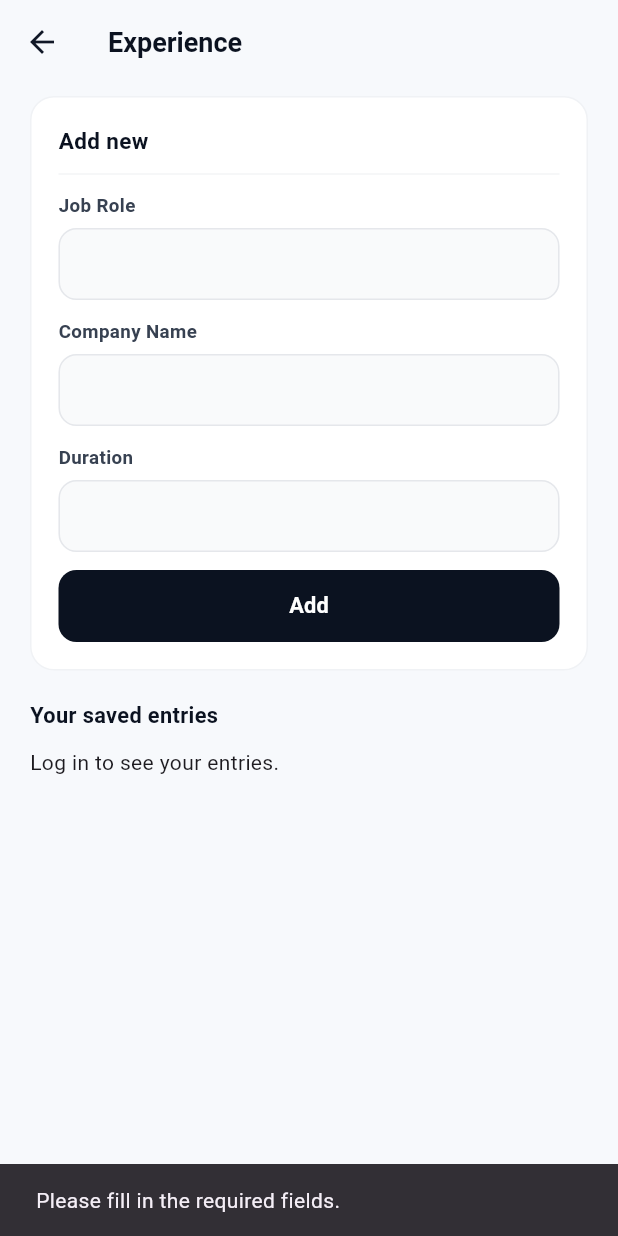
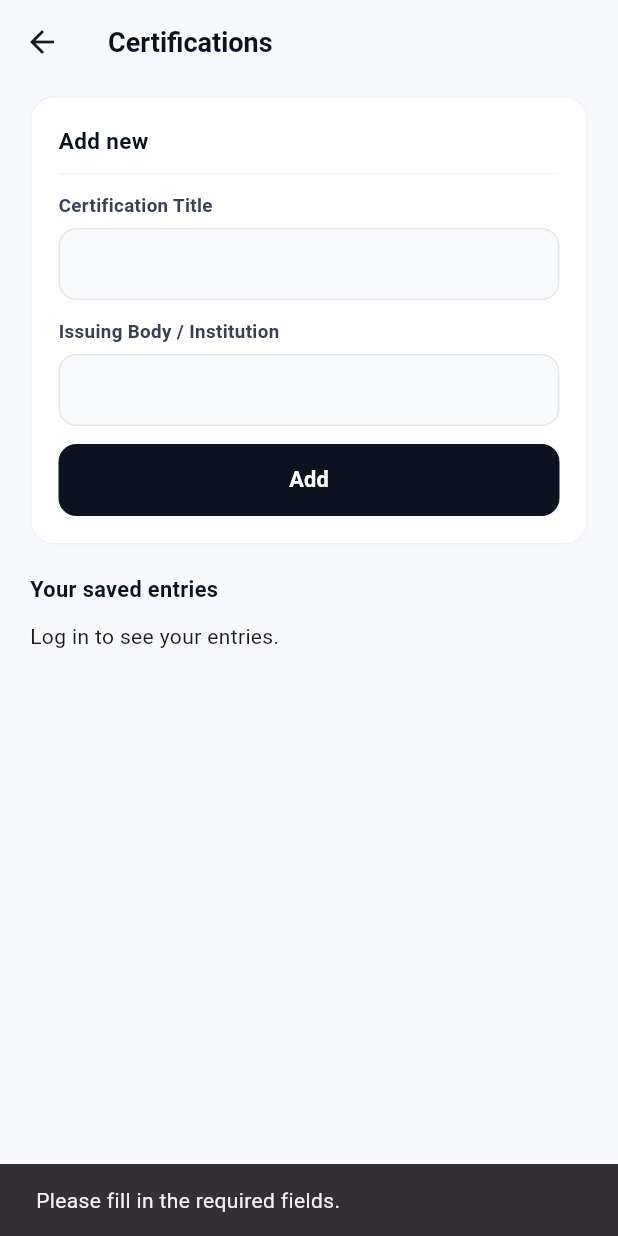
Before and after one commit to rishanshrestha/sopaanapp, a Flutter app: the screen it shows after launch, after a tap on "Add", on a phone screen of 412 x 824 dp. Run offline on Flutter 3.47's test engine with Material 3 defaults, Android fonts, the phone set to English and light mode, and no system bars; our stand-ins replace cloud_firestore, firebase_auth, firebase_core, get, google_sign_in; accounts and stored records are empty.

Commit message:
Add certifications screen

```diff
--- /dev/null
+++ b/lib/cv_builder_screens/certifications_screen.dart
@@ -0,0 +1,247 @@
+import 'package:cloud_firestore/cloud_firestore.dart';
+import 'package:firebase_auth/firebase_auth.dart';
+import 'package:flutter/material.dart';
+
+class CertificationsScreen extends StatefulWidget {
+  const CertificationsScreen({super.key});
+
+  @override
+  State<CertificationsScreen> createState() => _CertificationsScreenState();
+}
+
+class _CertificationsScreenState extends State<CertificationsScreen> {
+  static const String _key = 'certifications';
+  static const List<String> _labels = ['Certification Title', 'Issuing Body / Institution'];
+
+  late final List<TextEditingController> _c =
+  List.generate(_labels.length, (_) => TextEditingController());
+  bool _saving = false;
+
+  DocumentReference<Map<String, dynamic>>? get _doc {
+    final uid = FirebaseAuth.instance.currentUser?.uid;
+    if (uid == null) return null;
+    return FirebaseFirestore.instance.collection('users').doc(uid);
+  }
+
+  @override
+  void dispose() {
+    for (final c in _c) {
+      c.dispose();
+    }
+    super.dispose();
+  }
+
+  String _format() {
+    final name = _c[0].text.trim();
+    final org = _c[1].text.trim();
+    if (name.isEmpty) return '';
+    return org.isEmpty ? name : '$name — $org';
+  }
+
+  void _snack(String msg) {
+    ScaffoldMessenger.of(context)
+        .showSnackBar(SnackBar(content: Text(msg)));
+  }
+
+  Future<void> _add() async {
+    final entry = _format();
+    if (entry.isEmpty) {
+      _snack('Please fill in the required fields.');
+      return;
+    }
+    final doc = _doc;
+    if (doc == null) {
+      _snack('Please log in first.');
+      return;
+    }
+    setState(() => _saving = true);
+    try {
+      await doc.set({
+        _key: FieldValue.arrayUnion([entry])
+      }, SetOptions(merge: true));
+      for (final c in _c) {
+        c.clear();
+      }
+      if (mounted) _snack('Added!');
+    } catch (e) {
+      if (mounted) _snack('Could not save: $e');
+    }
+    if (mounted) setState(() => _saving = false);
+  }
+
+  Future<void> _remove(String item) async {
+    try {
+      await _doc?.set({
+        _key: FieldValue.arrayRemove([item])
+      }, SetOptions(merge: true));
+    } catch (e) {
+      if (mounted) _snack('Could not remove: $e');
+    }
+  }
+
+  Widget _field(int i) {
+    return Padding(
+      padding: const EdgeInsets.only(bottom: 12),
+      child: Column(
+        crossAxisAlignment: CrossAxisAlignment.start,
+        children: [
+          Text(_labels[i],
+              style: const TextStyle(
+                  fontSize: 12.5,
+                  fontWeight: FontWeight.w600,
+                  color: Color(0xFF374151))),
+          const SizedBox(height: 6),
+          TextField(
+            controller: _c[i],
+            style: const TextStyle(fontSize: 13, color: Color(0xFF111827)),
+            decoration: InputDecoration(
+              filled: true,
+              fillColor: const Color(0xFFF9FAFB),
+              contentPadding:
+              const EdgeInsets.symmetric(horizontal: 14, vertical: 12),
+              border: OutlineInputBorder(
+                borderRadius: BorderRadius.circular(12),
+                borderSide: const BorderSide(color: Color(0xFFE5E7EB)),
+              ),
+              enabledBorder: OutlineInputBorder(
+                borderRadius: BorderRadius.circular(12),
+                borderSide: const BorderSide(color: Color(0xFFE5E7EB)),
+              ),
+              focusedBorder: OutlineInputBorder(
+                borderRadius: BorderRadius.circular(12),
+                borderSide:
+                const BorderSide(color: Color(0xFF16B8A6), width: 1.5),
+              ),
+            ),
+          ),
+        ],
+      ),
+    );
+  }
+
+  @override
+  Widget build(BuildContext context) {
+    return Scaffold(
+      backgroundColor: const Color(0xFFF7F9FC),
+      appBar: AppBar(
+        backgroundColor: Colors.transparent,
+        elevation: 0,
+        scrolledUnderElevation: 0,
+        leading: IconButton(
+          icon: const Icon(Icons.arrow_back, color: Color(0xFF111827)),
+          onPressed: () => Navigator.maybePop(context),
+        ),
+        title: const Text('Certifications',
+            style: TextStyle(
+                fontSize: 18,
+                fontWeight: FontWeight.w700,
+                color: Color(0xFF0B1220))),
+      ),
+      body: SingleChildScrollView(
+        padding: const EdgeInsets.fromLTRB(20, 8, 20, 28),
+        child: Column(
+          crossAxisAlignment: CrossAxisAlignment.start,
+          children: [
+            // Add form
+            Container(
+              padding: const EdgeInsets.all(18),
+              decoration: BoxDecoration(
+                color: Colors.white,
+                borderRadius: BorderRadius.circular(16),
+                border: Border.all(color: const Color(0xFFF0F2F5)),
+              ),
+              child: Column(
+                crossAxisAlignment: CrossAxisAlignment.start,
+                children: [
+                  const Text('Add new',
+                      style: TextStyle(
+                          fontSize: 15,
+                          fontWeight: FontWeight.w700,
+                          color: Color(0xFF0B1220))),
+                  const Divider(height: 24, color: Color(0xFFF3F4F6)),
+                  for (int i = 0; i < _labels.length; i++) _field(i),
+                  SizedBox(
+                    width: double.infinity,
+                    height: 48,
+                    child: ElevatedButton(
+                      onPressed: _saving ? null : _add,
+                      style: ElevatedButton.styleFrom(
+                        backgroundColor: const Color(0xFF0B1220),
+                        elevation: 0,
+                        shape: RoundedRectangleBorder(
+                            borderRadius: BorderRadius.circular(12)),
+                      ),
+                      child: _saving
+                          ? const SizedBox(
+                          width: 20,
+                          height: 20,
+                          child: CircularProgressIndicator(
+                              strokeWidth: 2, color: Colors.white))
+                          : const Text('Add',
+                          style: TextStyle(
+                              fontSize: 14.5,
+                              fontWeight: FontWeight.w600,
+                              color: Colors.white)),
+                    ),
+                  ),
+                ],
+              ),
+            ),
+            const SizedBox(height: 20),
+            const Text('Your saved entries',
+                style: TextStyle(
+                    fontSize: 14.5,
+                    fontWeight: FontWeight.w700,
+                    color: Color(0xFF0B1220))),
+            const SizedBox(height: 10),
+            // Saved list
+            if (_doc == null)
+              const Text('Log in to see your entries.')
+            else
+              StreamBuilder<DocumentSnapshot<Map<String, dynamic>>>(
+                stream: _doc!.snapshots(),
+                builder: (context, snap) {
+                  final raw = snap.data?.data()?[_key];
+                  final items = raw is List
+                      ? raw.map((e) => e.toString()).toList()
+                      : <String>[];
+                  if (items.isEmpty) {
+                    return const Text('Nothing added yet.',
+                        style: TextStyle(color: Color(0xFF667085)));
+                  }
+                  return Column(
+                    children: items.map((item) {
+                      return Container(
+                        margin: const EdgeInsets.only(bottom: 8),
+                        padding: const EdgeInsets.fromLTRB(14, 6, 6, 6),
+                        decoration: BoxDecoration(
+                          color: Colors.white,
+                          borderRadius: BorderRadius.circular(12),
+                          border: Border.all(color: const Color(0xFFE5E7EB)),
+                        ),
+                        child: Row(
+                          children: [
+                            Expanded(
+                              child: Text(item,
+                                  style: const TextStyle(
+                                      fontSize: 13,
+                                      color: Color(0xFF111827))),
+                            ),
+                            IconButton(
+                              icon: const Icon(Icons.delete_outline,
+                                  size: 20, color: Color(0xFF9CA3AF)),
+                              onPressed: () => _remove(item),
+                            ),
+                          ],
+                        ),
+                      );
+                    }).toList(),
+                  );
+                },
+              ),
+          ],
+        ),
+      ),
+    );
+  }
+}
--- a/lib/main.dart
+++ b/lib/main.dart
@@ -4,6 +4,8 @@ import 'package:firebase_core/firebase_core.dart';
 import 'package:get/get.dart';
 import 'splash/splash_screen.dart';
 import 'cv_builder_screens/experience_screen.dart';
+import 'cv_builder_screens/education_screen.dart';
+import 'cv_builder_screens/certifications_screen.dart';
 
 void main() async {
   WidgetsFlutterBinding.ensureInitialized();
@@ -23,7 +25,7 @@ class MyApp extends StatelessWidget {
         colorScheme: ColorScheme.fromSeed(seedColor: Colors.deepPurple),
         useMaterial3: true,
       ),
-      home: ExperienceScreen(),
+      home: CertificationsScreen(),
     );
   }
 }
```
